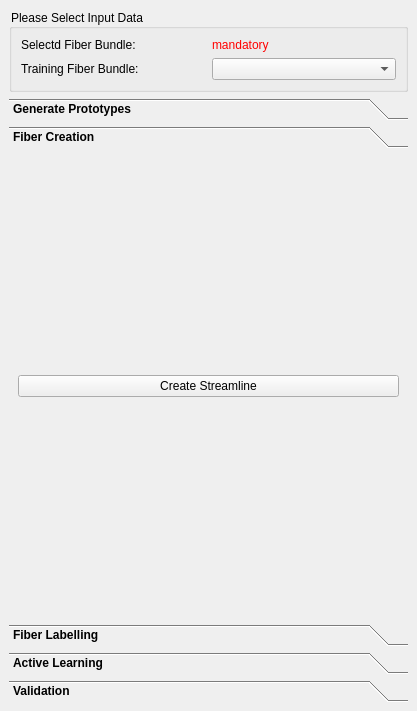
This is Plugins/org.mitk.gui.qt.diffusionimaging.fiberprocessing/src/internal/QmitkInteractiveFiberDissectionViewControls.ui in MIC-DKFZ/MITK-Diffusion as Qt 5 draws it before an edit. The edited form follows.
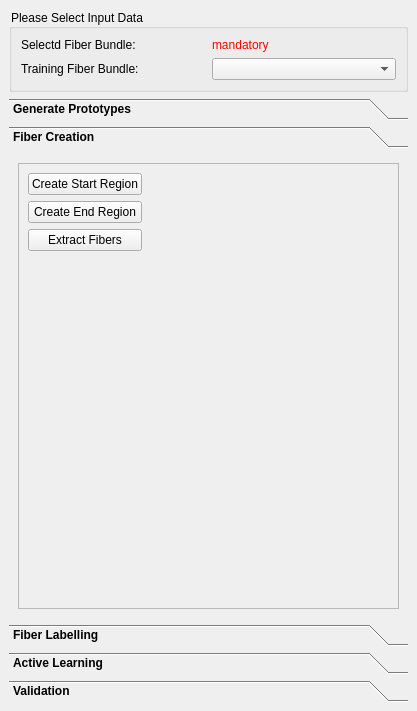
This is the edited form. Icons and pictures are not drawn. Custom widgets are drawn as their Qt base class.

Commit message: User now creates two vtk spheres as start and end regions, which should be used to extract fibers of target tract

```diff
--- a/Plugins/org.mitk.gui.qt.diffusionimaging.fiberprocessing/src/internal/QmitkInteractiveFiberDissectionViewControls.ui
+++ b/Plugins/org.mitk.gui.qt.diffusionimaging.fiberprocessing/src/internal/QmitkInteractiveFiberDissectionViewControls.ui
@@ -225,11 +225,76 @@
        <string>Fiber Creation</string>
       </attribute>
       <layout class="QGridLayout" name="gridLayout_7">
-       <item row="0" column="0">
-        <widget class="QPushButton" name="m_StreamlineCreation">
-         <property name="text">
-          <string>Create Streamline</string>
+       <item row="0" column="1">
+        <widget class="QFrame" name="frame">
+         <property name="frameShape">
+          <enum>QFrame::StyledPanel</enum>
          </property>
+         <property name="frameShadow">
+          <enum>QFrame::Raised</enum>
+         </property>
+         <layout class="QGridLayout" name="gridLayout_10">
+          <item row="0" column="2">
+           <spacer name="horizontalSpacer_4">
+            <property name="orientation">
+             <enum>Qt::Horizontal</enum>
+            </property>
+            <property name="sizeHint" stdset="0">
+             <size>
+              <width>40</width>
+              <height>20</height>
+             </size>
+            </property>
+           </spacer>
+          </item>
+          <item row="3" column="0">
+           <spacer name="verticalSpacer">
+            <property name="orientation">
+             <enum>Qt::Vertical</enum>
+            </property>
+            <property name="sizeHint" stdset="0">
+             <size>
+              <width>20</width>
+              <height>40</height>
+             </size>
+            </property>
+           </spacer>
+          </item>
+          <item row="0" column="0">
+           <widget class="QPushButton" name="m_StreamlineCreation">
+            <property name="text">
+             <string>Create Start Region</string>
+            </property>
+           </widget>
+          </item>
+          <item row="1" column="0">
+           <widget class="QPushButton" name="pushButton">
+            <property name="text">
+             <string>Create End Region</string>
+            </property>
+           </widget>
+          </item>
+          <item row="1" column="2">
+           <spacer name="horizontalSpacer_5">
+            <property name="orientation">
+             <enum>Qt::Horizontal</enum>
+            </property>
+            <property name="sizeHint" stdset="0">
+             <size>
+              <width>40</width>
+              <height>20</height>
+             </size>
+            </property>
+           </spacer>
+          </item>
+          <item row="2" column="0">
+           <widget class="QPushButton" name="pushButton_2">
+            <property name="text">
+             <string>Extract Fibers</string>
+            </property>
+           </widget>
+          </item>
+         </layout>
         </widget>
        </item>
       </layout>
```
Left out of the diff: 78 changed lines with no effect on the pictures. The commit also changes 8 other files.
